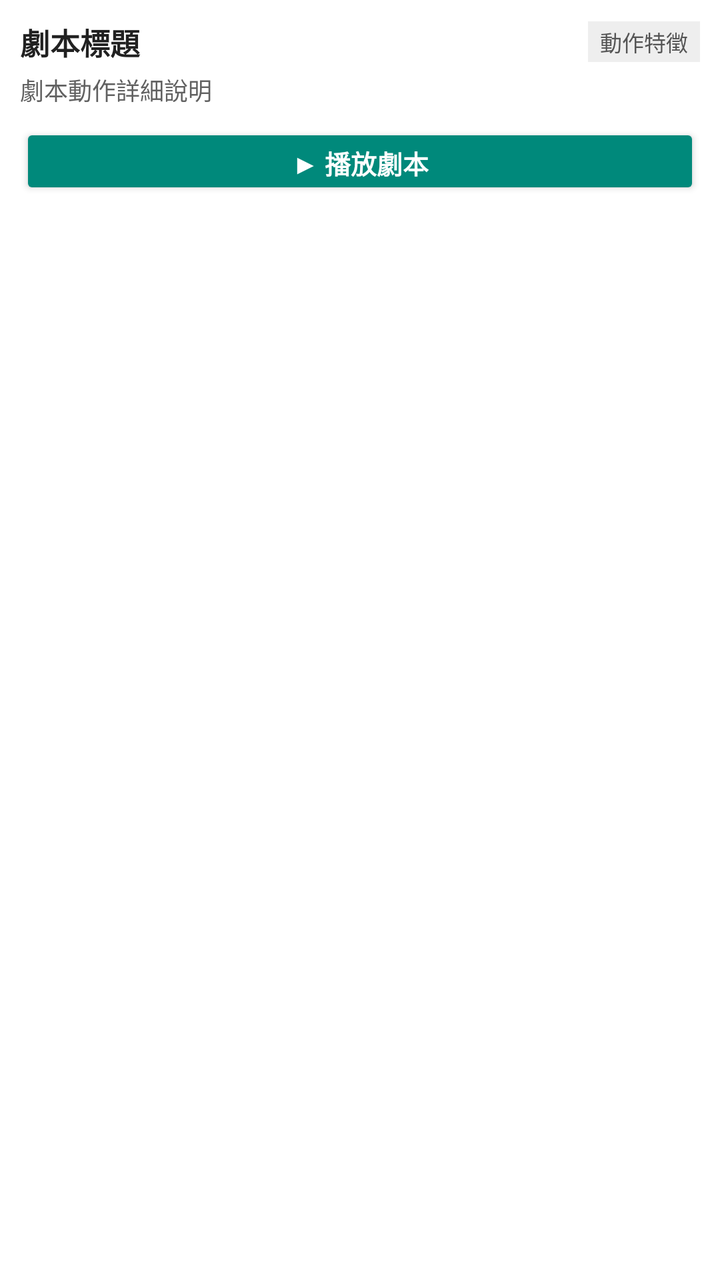
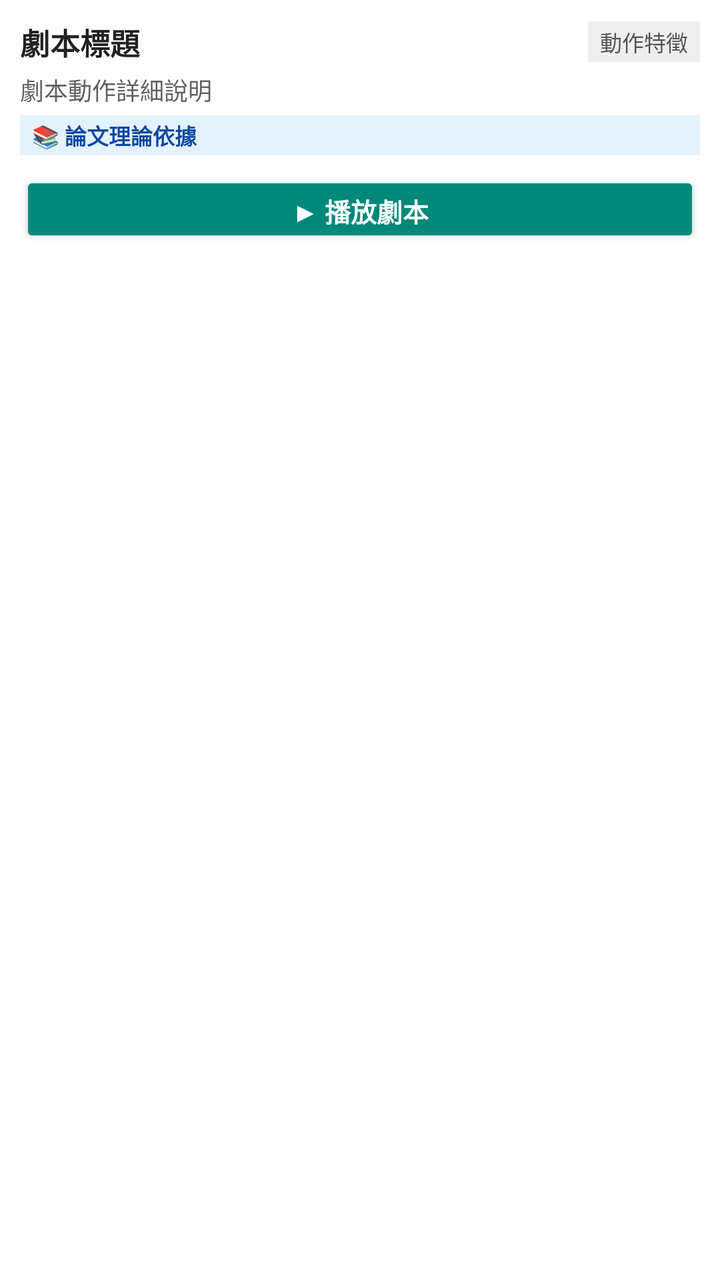

Before-and-after screenshots of an Android layout around one commit, followed by the original layout XML and the change that was made.
<!-- AndroidManifest.xml: application theme Theme.AppCompat.Light.NoActionBar -->
<!-- res/layout/item_scenario_card.xml -->
<?xml version="1.0" encoding="utf-8"?>
<LinearLayout xmlns:android="http://schemas.android.com/apk/res/android"
    android:layout_width="match_parent"
    android:layout_height="wrap_content"
    android:orientation="vertical"
    android:background="#FFFFFF"
    android:padding="10dp"
    android:layout_marginBottom="8dp">

    <LinearLayout
        android:layout_width="match_parent"
        android:layout_height="wrap_content"
        android:orientation="horizontal"
        android:gravity="center_vertical"
        android:layout_marginBottom="4dp">

        <TextView
            android:id="@+id/tv_card_title"
            android:layout_width="0dp"
            android:layout_height="wrap_content"
            android:layout_weight="1"
            android:text="劇本標題"
            android:textSize="15sp"
            android:textStyle="bold"
            android:textColor="#212121" />

        <TextView
            android:id="@+id/tv_card_badge"
            android:layout_width="wrap_content"
            android:layout_height="wrap_content"
            android:text="動作特徵"
            android:textSize="11sp"
            android:textColor="#555555"
            android:background="#EEEEEE"
            android:paddingStart="6dp"
            android:paddingEnd="6dp"
            android:paddingTop="2dp"
            android:paddingBottom="2dp" />
    </LinearLayout>

    <TextView
        android:id="@+id/tv_card_desc"
        android:layout_width="match_parent"
        android:layout_height="wrap_content"
        android:text="劇本動作詳細說明"
        android:textSize="12sp"
        android:textColor="#616161"
        android:layout_marginBottom="8dp" />

    <Button
        android:id="@+id/btn_card_play"
        android:layout_width="match_parent"
        android:layout_height="38dp"
        android:text="▶ 播放劇本"
        android:backgroundTint="#00897B"
        android:textColor="#FFFFFF"
        android:textSize="13sp"
        android:textStyle="bold" />

</LinearLayout>
<!-- resources referenced by this layout -->
<resources>

</resources>

<!-- the commit's change to res/layout/item_scenario_card.xml (unified diff, before → after) -->
@@ -45,6 +45,21 @@
         android:text="劇本動作詳細說明"
         android:textSize="12sp"
         android:textColor="#616161"
+        android:layout_marginBottom="4dp" />
+
+    <TextView
+        android:id="@+id/tv_card_theory"
+        android:layout_width="match_parent"
+        android:layout_height="wrap_content"
+        android:text="📚 論文理論依據"
+        android:textSize="11sp"
+        android:textStyle="bold"
+        android:textColor="#0D47A1"
+        android:background="#E3F2FD"
+        android:paddingStart="6dp"
+        android:paddingEnd="6dp"
+        android:paddingTop="2dp"
+        android:paddingBottom="2dp"
         android:layout_marginBottom="8dp" />
 
     <Button
